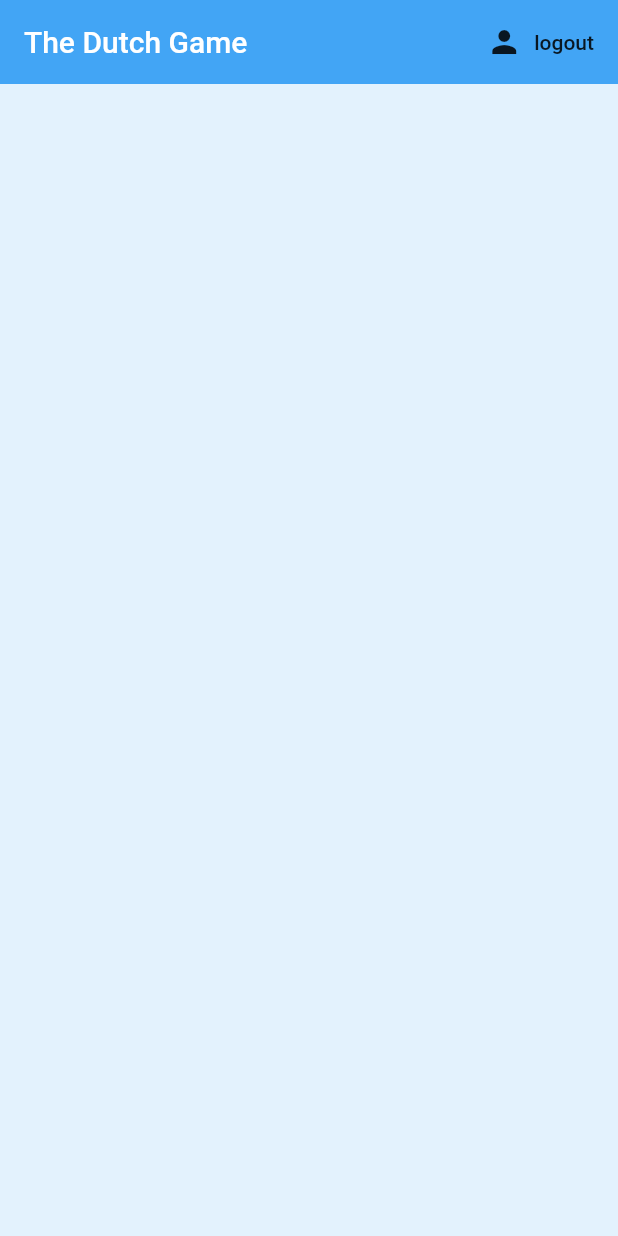
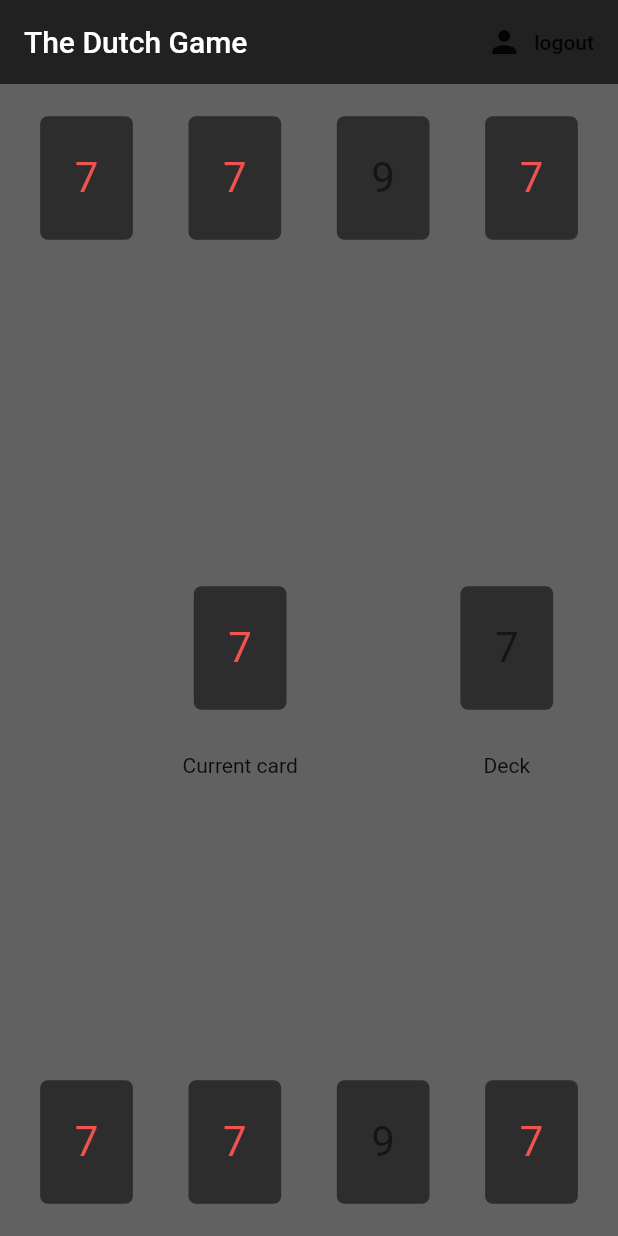
Before and after one commit to wmarosek/dutch_game, a Flutter app: the screen it shows once a user with an empty profile is signed in, on a phone screen of 412 x 824 dp. Run offline on Flutter 3.47's test engine with Material 2 defaults, Android fonts, the phone set to English and light mode, and no system bars; our stand-ins replace cloud_firestore, firebase_auth, google_sign_in, rxdart; accounts and stored records are empty.

Commit message:
board_page design

```diff
--- /dev/null
+++ b/lib/screens/board/board.dart
@@ -0,0 +1,55 @@
+import 'package:dutch_game/screens/board/mainDeck.dart';
+import 'package:dutch_game/screens/board/playerDeck.dart';
+import 'package:flutter/material.dart';
+import 'package:dutch_game/services/auth.dart';
+
+
+class Board extends StatefulWidget {
+  @override
+  _BoardState createState() => _BoardState();
+}
+
+class _BoardState extends State<Board> {
+  double cardWidth;
+  double cardHeight;
+  double cardMarginVerital;
+  double cardMarginHorizont;
+
+
+  final AuthServices _auth = AuthServices();
+
+
+  @override
+  Widget build(BuildContext context) {
+    cardWidth = MediaQuery.of(context).size.width * 0.15;
+    cardHeight = MediaQuery.of(context).size.height * 0.10;
+    cardMarginVerital = MediaQuery.of(context).size.width * 0.01;
+    cardMarginHorizont = MediaQuery.of(context).size.height * 0.01;
+
+    return Scaffold(
+      backgroundColor: Colors.grey[700],
+      appBar: AppBar(
+        backgroundColor: Colors.grey[900],
+        title: Text('The Dutch Game'),
+        elevation: 0.0,
+        actions: <Widget>[
+          FlatButton.icon(
+            icon: Icon(Icons.person),
+            label: Text('logout'),
+            onPressed: () async {
+              await _auth.sighOut();
+            }
+            )
+        ],
+      ),
+      body: Column(
+        crossAxisAlignment: CrossAxisAlignment.stretch,
+        children: <Widget>[
+          PlayerDeck(pos: Alignment.topCenter),
+          MainDeck(),
+          PlayerDeck(pos: Alignment.bottomCenter),
+        ],
+      ),
+    );
+  }
+}
--- /dev/null
+++ b/lib/screens/board/card.dart
@@ -0,0 +1,52 @@
+import 'package:flutter/material.dart';
+
+
+class CardGame extends StatelessWidget {
+  CardGame({this.amount, this.color});
+
+  final Color color;
+  final int amount;
+
+
+  @override
+  Widget build(BuildContext context) {
+    final cardWidth = MediaQuery.of(context).size.width * 0.15;
+    final cardHeight = MediaQuery.of(context).size.height * 0.10;
+
+    return Expanded(
+      child: Container(
+        margin: const EdgeInsets.only(left: 10.0, right: 10),
+        height: cardHeight + 10.0,
+        width: cardWidth + 10.0,
+    //    color: Colors.black12,
+        child: Align(
+          alignment: Alignment.center,
+          child: SizedBox(
+            width: cardWidth,
+            height: cardHeight,
+            child: Container(
+              decoration: new BoxDecoration(
+                color: Colors.black54, //new Color.fromRGBO(255, 0, 0, 0.0),
+                borderRadius: new BorderRadius.circular(5.0),
+              ),
+              child: new Row(
+                mainAxisAlignment: MainAxisAlignment.center,
+                crossAxisAlignment: CrossAxisAlignment.center,
+                children: <Widget>[
+                  new Text(
+                    '$amount',
+                    style: new TextStyle(
+                        fontSize: 28.0,
+                        fontFamily: 'Roboto',
+                        color: color
+                    )
+                  )
+                ],
+              ),
+              ),
+          ),
+        )
+      ),
+    );
+  }
+}
--- /dev/null
+++ b/lib/screens/board/mainDeck.dart
@@ -0,0 +1,100 @@
+import 'package:dutch_game/screens/board/card.dart';
+import 'package:flutter/material.dart';
+
+
+class MainDeck extends StatelessWidget {
+
+  @override
+  Widget build(BuildContext context) {
+
+  return Expanded(
+    child: Container(
+      padding: EdgeInsets.all(MediaQuery.of(context).size.height * 0.01) ,
+      margin: EdgeInsets.only(top: MediaQuery.of(context).size.height * 0.05, bottom: MediaQuery.of(context).size.height * 0.05),
+      height: 200.0,
+    //  color: Colors.green[100],
+      child: Align(
+        alignment: Alignment.center,
+        child: Row(
+          mainAxisAlignment: MainAxisAlignment.center,
+          mainAxisSize: MainAxisSize.max,
+          crossAxisAlignment: CrossAxisAlignment.center,
+          children: [
+            Flexible(
+              flex: 4,
+              fit: FlexFit.tight,
+              child: Container(
+                child: Column(
+                  children: <Widget>[
+                    CardGame(amount: 7,color: Colors.red[400]),
+                    Text(
+                      'Current card'
+                    )
+                  ]
+                )
+              ),
+            ),
+            Flexible(
+              flex: 2,
+              child: Container(
+                child: Column(
+                  children: <Widget>[
+                    CardGame(amount: 7,color: Colors.black54),
+                    Text(
+                      'Deck'
+                    )
+                  ]
+                )
+              ),
+            ),
+
+          // [
+          //   Expanded(
+          //     child: Row(
+          //       children: <Widget>[
+          //         Flexible(
+          //           flex: 4,
+          //           child: Container(
+          //             child: Column(
+          //               children: <Widget>[
+          //                 CardGame(amount: 7,color: Colors.white24),
+          //                 Text(
+          //                   'Current card',
+          //                   style: new TextStyle(
+          //                       fontSize: 12.0,
+          //                       fontFamily: 'Roboto',
+          //                       color: Colors.grey,
+          //                   )
+          //                 ),
+          //               ],
+          //             ),
+          //           )
+          //         ),
+          //         Flexible(
+          //           flex: 2,
+          //           child: Container(
+          //             child: Column(
+          //               children: <Widget>[
+          //                 CardGame(amount: 7,color: Colors.white24),
+          //                 Text(
+          //                   'Deck',
+          //                   style: new TextStyle(
+          //                       fontSize: 12.0,
+          //                       fontFamily: 'Roboto',
+          //                       color: Colors.grey,
+          //                   )
+          //                 ),
+          //               ],
+          //             ),
+          //           )
+
+
+
+
+          ]
+        )
+      ),
+      ),
+    );
+  }
+}
--- /dev/null
+++ b/lib/screens/board/playerDeck.dart
@@ -0,0 +1,36 @@
+import 'package:dutch_game/screens/board/card.dart';
+import 'package:flutter/material.dart';
+
+
+class PlayerDeck extends StatelessWidget {
+  PlayerDeck({this.pos});
+
+  final Alignment pos;
+
+
+  @override
+  Widget build(BuildContext context) {
+
+  return Expanded(
+    child: Container(
+      padding: EdgeInsets.all(MediaQuery.of(context).size.height * 0.01) ,
+      margin: EdgeInsets.only(top: MediaQuery.of(context).size.height * 0.01, bottom: MediaQuery.of(context).size.height * 0.01),
+      height: 200.0,
+  //    color: Colors.green[50],
+      child: Align(
+        alignment: pos,
+        child: Row(
+          mainAxisAlignment: MainAxisAlignment.center,
+          crossAxisAlignment: CrossAxisAlignment.center,
+          children: <Widget>[
+            CardGame(amount: 7, color: Colors.red[400]),
+            CardGame(amount: 7, color: Colors.red[400]),
+            CardGame(amount: 9, color: Colors.black54),
+            CardGame(amount: 7, color: Colors.red[400]),
+          ],
+        )
+      ),
+      ),
+    );
+  }
+}
--- a/lib/screens/wrapper.dart
+++ b/lib/screens/wrapper.dart
@@ -1,3 +1,4 @@
+import 'package:dutch_game/screens/board/board.dart';
 import 'package:flutter/material.dart';
 import 'package:provider/provider.dart';
 import 'package:dutch_game/models/user.dart';
@@ -14,7 +15,7 @@ class Wrapper extends StatelessWidget {
     if(user == null) {
       return Authenticate();
     } else {
-      return Home();
+      return Board();
     }
   }
 }
```
